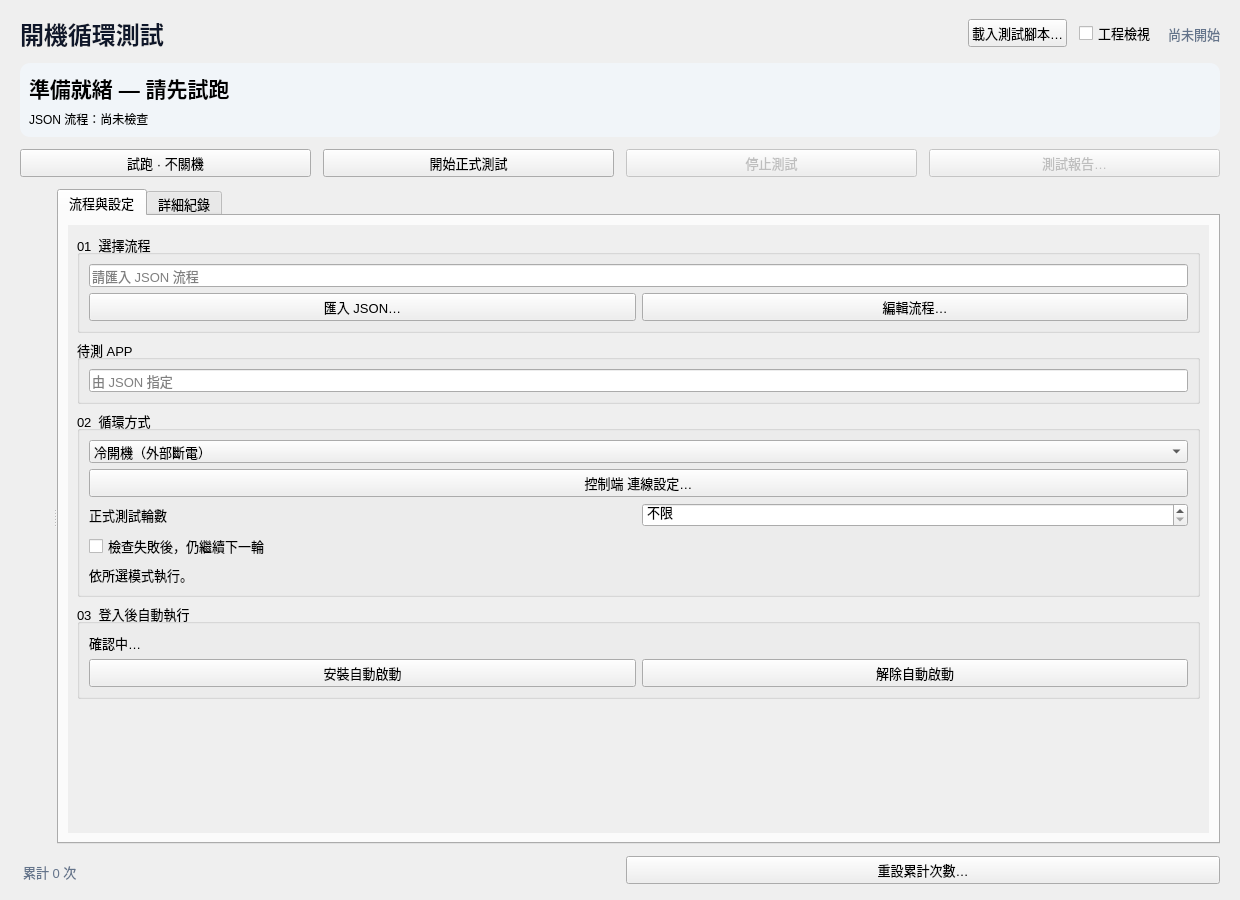
Before: the Qt Designer form source/mainwindow.ui in MarquezLin/boot_cycle_test, drawn with Qt 5.
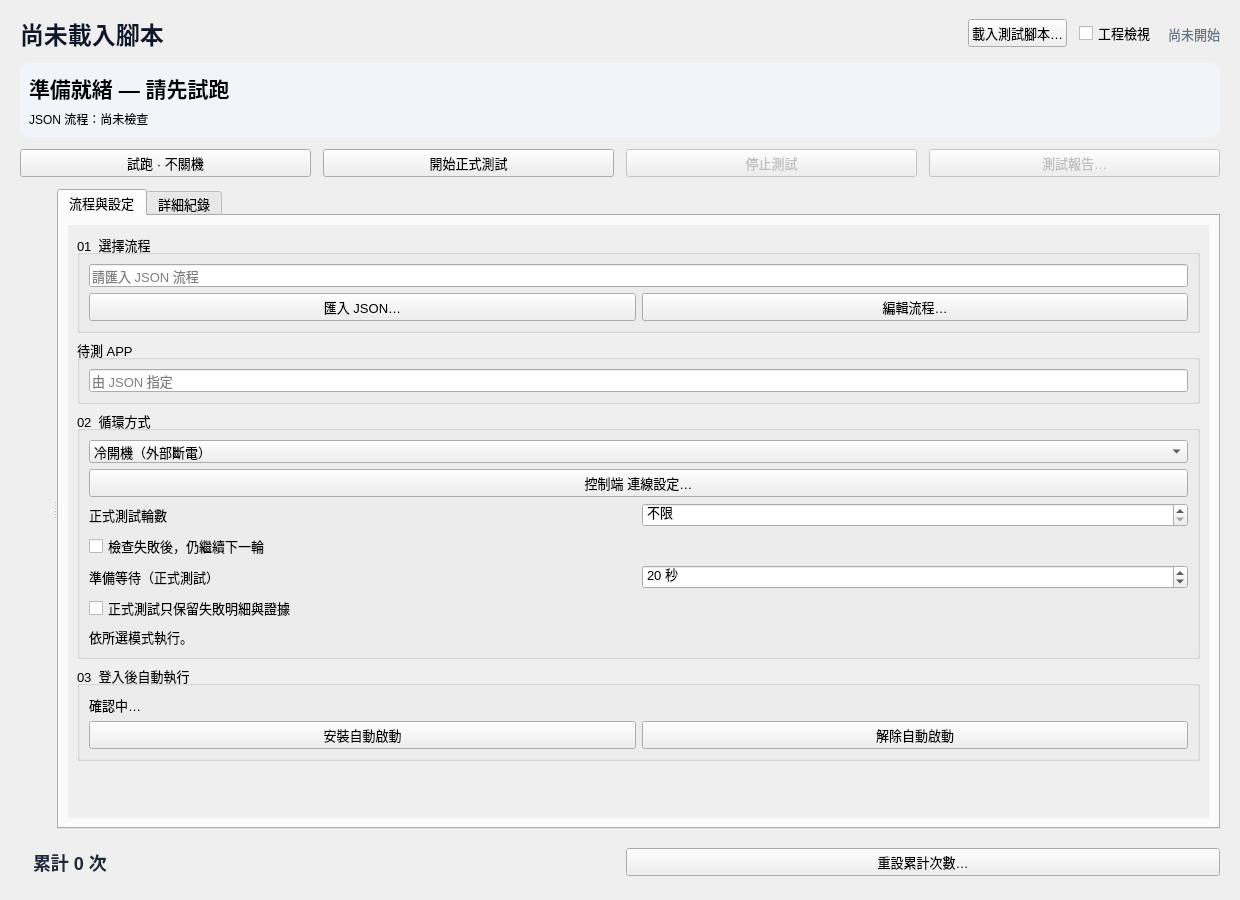
After: the same form once the commit is applied.

Patch:
```diff
--- a/source/mainwindow.ui
+++ b/source/mainwindow.ui
@@ -11,9 +11,8 @@
     <property name="spacing"><number>12</number></property>
     <property name="leftMargin"><number>20</number></property><property name="rightMargin"><number>20</number></property>
     <property name="topMargin"><number>16</number></property><property name="bottomMargin"><number>16</number></property>
-    <item><layout class="QHBoxLayout" name="headerLayout">
-     <item><widget class="QLabel" name="pageTitle"><property name="text"><string>開機循環測試</string></property><property name="styleSheet"><string>font-size: 24px; font-weight: 600; color: #0f172a;</string></property></widget></item>
-     <item><spacer name="headerSpacer"><property name="orientation"><enum>Qt::Horizontal</enum></property><property name="sizeHint" stdset="0"><size><width>20</width><height>20</height></size></property></spacer></item>
+    <item><layout class="QHBoxLayout" name="headerLayout" stretch="1,0,0,0">
+     <item><widget class="QLabel" name="pageTitle"><property name="text"><string>尚未載入腳本</string></property><property name="textFormat"><enum>Qt::PlainText</enum></property><property name="wordWrap"><bool>true</bool></property><property name="styleSheet"><string>font-size: 24px; font-weight: 600; color: #0f172a;</string></property></widget></item>
      <item><widget class="QPushButton" name="operatorImportButton"><property name="text"><string>載入測試腳本…</string></property></widget></item>
      <item><widget class="QCheckBox" name="engineeringCheck"><property name="text"><string>工程檢視</string></property></widget></item>
      <item><widget class="QLabel" name="modeLabel"><property name="text"><string>尚未開始</string></property><property name="styleSheet"><string>color: #64748b;</string></property></widget></item>
@@ -45,6 +44,11 @@
           <item><widget class="QPushButton" name="relayButton"><property name="text"><string>控制端 連線設定…</string></property></widget></item>
           <item><layout class="QHBoxLayout" name="cycleLimitLayout"><item><widget class="QLabel" name="cycleLimitLabel"><property name="text"><string>正式測試輪數</string></property></widget></item><item><widget class="QSpinBox" name="cycleLimitSpin"><property name="maximum"><number>999999</number></property><property name="specialValueText"><string>不限</string></property></widget></item></layout></item>
           <item><widget class="QCheckBox" name="continueOnFailureCheck"><property name="text"><string>檢查失敗後，仍繼續下一輪</string></property><property name="toolTip"><string>檢查失敗仍記錄 FAIL；手動停止與電源控制失敗會停止。</string></property></widget></item>
+          <item><layout class="QHBoxLayout" name="startupDelayLayout">
+           <item><widget class="QLabel" name="startupDelayLabel"><property name="text"><string>準備等待（正式測試）</string></property><property name="buddy"><cstring>startupDelaySpin</cstring></property></widget></item>
+           <item><widget class="QSpinBox" name="startupDelaySpin"><property name="maximum"><number>600</number></property><property name="value"><number>20</number></property><property name="suffix"><string> 秒</string></property><property name="keyboardTracking"><bool>false</bool></property></widget></item>
+          </layout></item>
+          <item><widget class="QCheckBox" name="compactReportCheck"><property name="text"><string>正式測試只保留失敗明細與證據</string></property></widget></item>
           <item><widget class="QLabel" name="modeNote"><property name="text"><string>依所選模式執行。</string></property><property name="wordWrap"><bool>true</bool></property></widget></item>
          </layout></widget></item>
          <item><widget class="QGroupBox" name="startupGroup"><property name="title"><string>03  登入後自動執行</string></property><layout class="QVBoxLayout" name="startupLayout">
@@ -63,7 +67,7 @@
      </widget>
     </widget></item>
     <item><layout class="QHBoxLayout" name="statisticsLayout">
-     <item><widget class="QLabel" name="statisticsLabel"><property name="text"><string>累計 0 次</string></property><property name="wordWrap"><bool>true</bool></property><property name="styleSheet"><string>color: #64748b; padding-top: 4px;</string></property></widget></item>
+     <item><widget class="QLabel" name="statisticsLabel"><property name="text"><string>累計 0 次</string></property><property name="wordWrap"><bool>true</bool></property><property name="styleSheet"><string>color: #1e293b; font-size: 18px; font-weight: 600; padding: 8px;</string></property></widget></item>
      <item><widget class="QPushButton" name="resetStatisticsButton"><property name="text"><string>重設累計次數…</string></property></widget></item>
     </layout></item>
    </layout>
```
Left out of the diff: 2 changed lines with no effect on the pictures.
